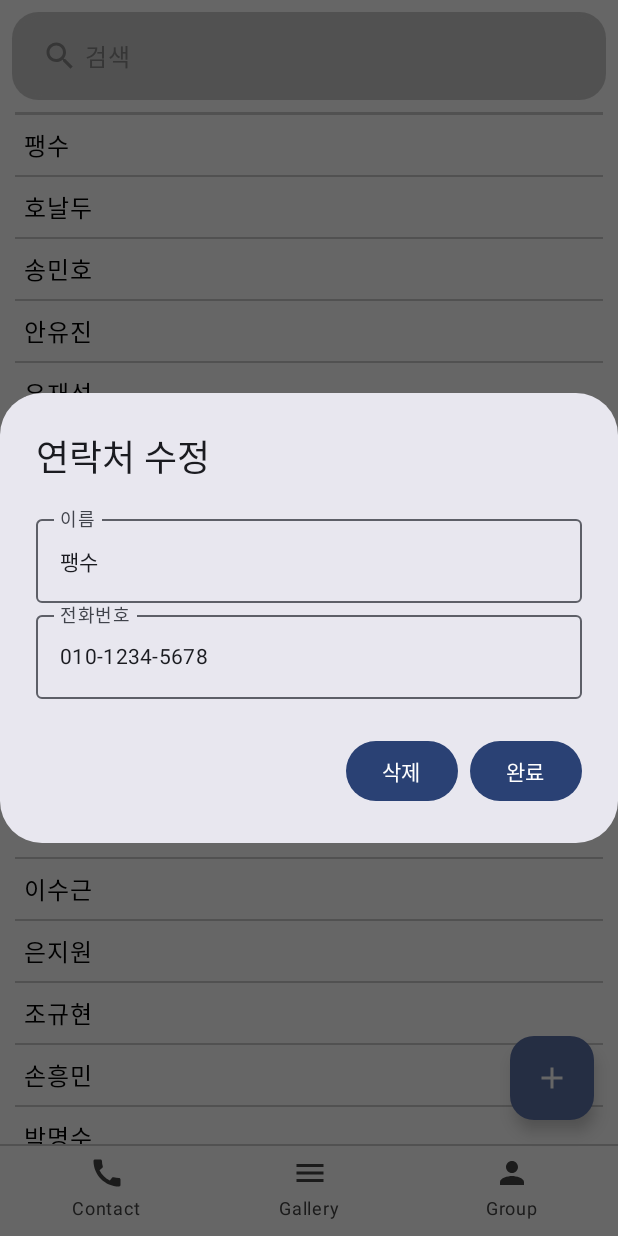
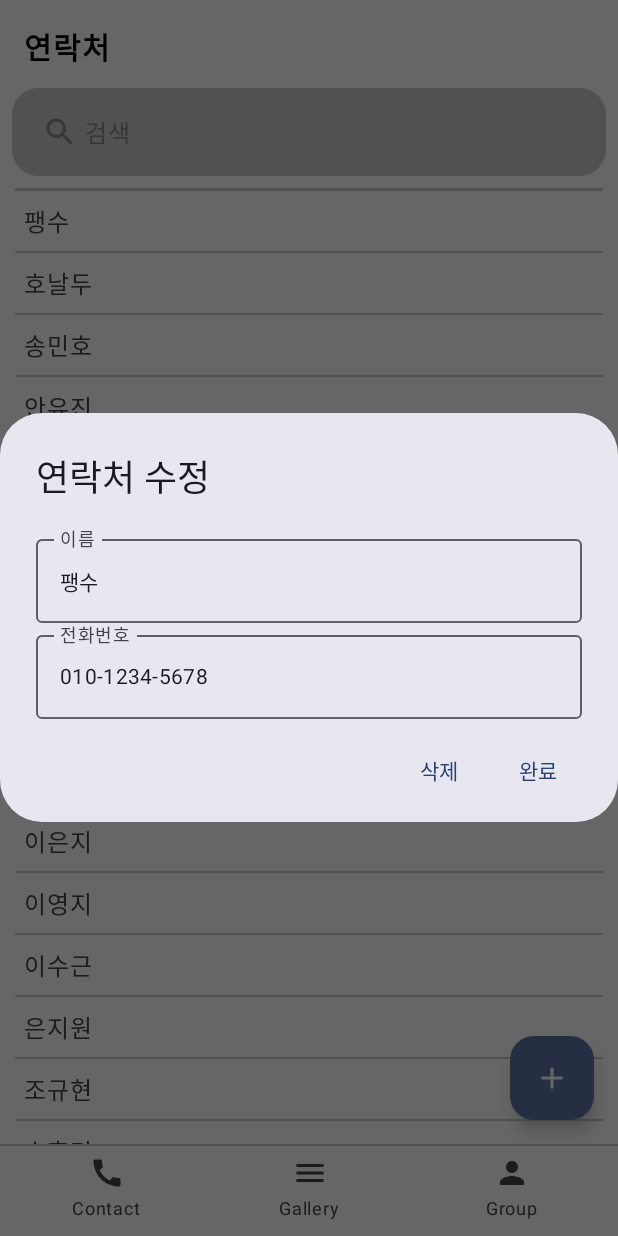
Before and after one commit to Junha-Jang/madcamp-proj1, an Android app built with Jetpack Compose: the screen it shows after launch (MainActivity), after a tap on "팽수", on a phone screen of 412 x 824 dp. Run offline under Robolectric (Android 15) with nearby library versions, the phone set to English and light mode, and no system bars.

Commit message:
feat(tab1): update user interface

```diff
--- a/app/src/main/java/com/example/madcamp_proj1/EditContactDialog.kt
+++ b/app/src/main/java/com/example/madcamp_proj1/EditContactDialog.kt
@@ -1,5 +1,7 @@
+import androidx.compose.foundation.layout.Box
 import androidx.compose.foundation.layout.Column
 import androidx.compose.foundation.layout.fillMaxWidth
+import androidx.compose.foundation.layout.height
 import androidx.compose.material3.AlertDialog
 import androidx.compose.material3.Button
 import androidx.compose.material3.ExperimentalMaterial3Api
@@ -10,7 +12,10 @@
 import androidx.compose.runtime.mutableStateOf
 import androidx.compose.runtime.remember
 import androidx.compose.runtime.setValue
+import androidx.compose.ui.Alignment
 import androidx.compose.ui.Modifier
+import androidx.compose.ui.draw.alpha
+import androidx.compose.ui.unit.dp
 import androidx.compose.ui.unit.sp
 import com.example.madcamp_proj1.Contact
 
@@ -45,17 +50,33 @@
             }
         },
         confirmButton = {
-            Button(
-                onClick = { onEdit(name, number) }
-            ) {
-                Text(text = "완료")
+            Box {
+                Button(
+                    onClick = { onEdit(name, number) },
+                    modifier = Modifier
+                        .height(12.dp)
+                        .align(Alignment.Center)
+                        .alpha(0f)
+                ) {}
+                Text(
+                    text = "완료",
+                    modifier = Modifier.align(Alignment.Center)
+                )
             }
         },
         dismissButton = {
-            Button(
-                onClick = { onDelete() }
-            ) {
-                Text(text = "삭제")
+            Box {
+                Button(
+                    onClick = { onDelete() },
+                    modifier = Modifier
+                        .height(12.dp)
+                        .align(Alignment.Center)
+                        .alpha(0f)
+                ) {}
+                Text(
+                    text = "삭제",
+                    modifier = Modifier.align(Alignment.Center)
+                )
             }
         }
     )
--- a/app/src/main/java/com/example/madcamp_proj1/Tab1Screen.kt
+++ b/app/src/main/java/com/example/madcamp_proj1/Tab1Screen.kt
@@ -8,16 +8,15 @@
 import androidx.compose.foundation.lazy.LazyColumn
 import androidx.compose.foundation.lazy.items
 import androidx.compose.foundation.shape.RoundedCornerShape
-import androidx.compose.material3.FloatingActionButton
-import androidx.compose.material3.Icon
-import androidx.compose.material3.Text
 import androidx.compose.material.icons.Icons
 import androidx.compose.material.icons.filled.Add
 import androidx.compose.material.icons.filled.Search
 import androidx.compose.material3.Divider
 import androidx.compose.material3.ExperimentalMaterial3Api
-import androidx.compose.material3.LocalContentColor
+import androidx.compose.material3.FloatingActionButton
+import androidx.compose.material3.Icon
 import androidx.compose.material3.OutlinedTextField
+import androidx.compose.material3.Text
 import androidx.compose.material3.TextFieldDefaults
 import androidx.compose.runtime.Composable
 import androidx.compose.runtime.getValue
@@ -28,8 +27,11 @@
 import androidx.compose.ui.Modifier
 import androidx.compose.ui.graphics.Color
 import androidx.compose.ui.platform.LocalContext
+import androidx.compose.ui.text.TextStyle
+import androidx.compose.ui.text.font.FontWeight
 import androidx.compose.ui.tooling.preview.Preview
 import androidx.compose.ui.unit.dp
+import androidx.compose.ui.unit.sp
 import com.google.gson.Gson
 import com.google.gson.reflect.TypeToken
 import java.io.IOException
@@ -50,8 +52,18 @@
     var showContactDialog by remember { mutableStateOf(false) }
 
     Box(modifier = modifier.fillMaxSize()) {
-        Column(modifier = Modifier.fillMaxSize()) {
-
+        Column(modifier = modifier) {
+            Row(modifier = Modifier
+                .fillMaxWidth()
+                .padding(top = 16.dp, start = 16.dp, end = 16.dp, bottom = 4.dp)
+            ){
+                Text(
+                    text = "연락처",
+                    fontSize = 20.sp,
+                    fontWeight = FontWeight.Bold,
+                    color = Color.Black
+                )
+            }
             Box(
                 modifier = Modifier
                     .fillMaxWidth()
@@ -70,6 +82,7 @@
                     modifier = Modifier
                         .fillMaxWidth()
                         .padding(top = 1.dp, bottom = 1.dp, start = 4.dp, end = 4.dp),
+                    textStyle = TextStyle(color = Color.Black),
                     shape = RoundedCornerShape(30),
                     colors = TextFieldDefaults.outlinedTextFieldColors(
                         focusedBorderColor = Color.LightGray,
@@ -98,7 +111,7 @@
                                 selectedContact = contact
                                 showContactDialog = true
                             },
-                        color = Color.Black
+                        color = Color.DarkGray
                     )
                     Divider(
                         color = Color.LightGray,
```
Also changed, not shown: app/src/main/java/com/example/madcamp_proj1/AddContactDialog.kt (+28 -7 lines).
